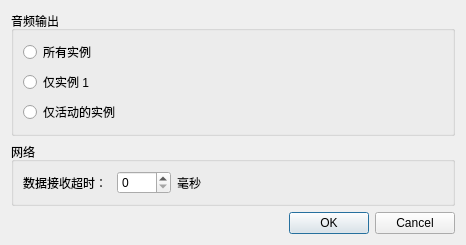
melonDS-emu/melonDS, file src/frontend/qt_sdl/MPSettingsDialog.ui: the form before one commit.
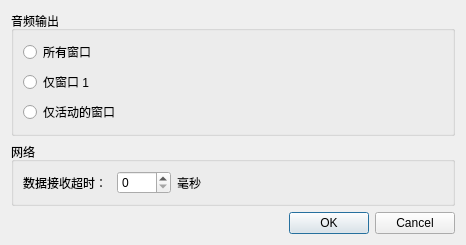
The form after the commit.

Patch:
```diff
--- a/src/frontend/qt_sdl/MPSettingsDialog.ui
+++ b/src/frontend/qt_sdl/MPSettingsDialog.ui
@@ -23,21 +23,21 @@
       <item row="1" column="0">
        <widget class="QRadioButton" name="rbAudioOneOnly">
         <property name="text">
-         <string>仅实例 1 </string>
+         <string>仅窗口 1 </string>
         </property>
        </widget>
       </item>
       <item row="0" column="0">
        <widget class="QRadioButton" name="rbAudioAll">
         <property name="text">
-         <string>所有实例</string>
+         <string>所有窗口</string>
         </property>
        </widget>
       </item>
       <item row="2" column="0">
        <widget class="QRadioButton" name="rbAudioActiveOnly">
         <property name="text">
-         <string>仅活动的实例</string>
+         <string>仅活动的窗口</string>
         </property>
        </widget>
       </item>
```
